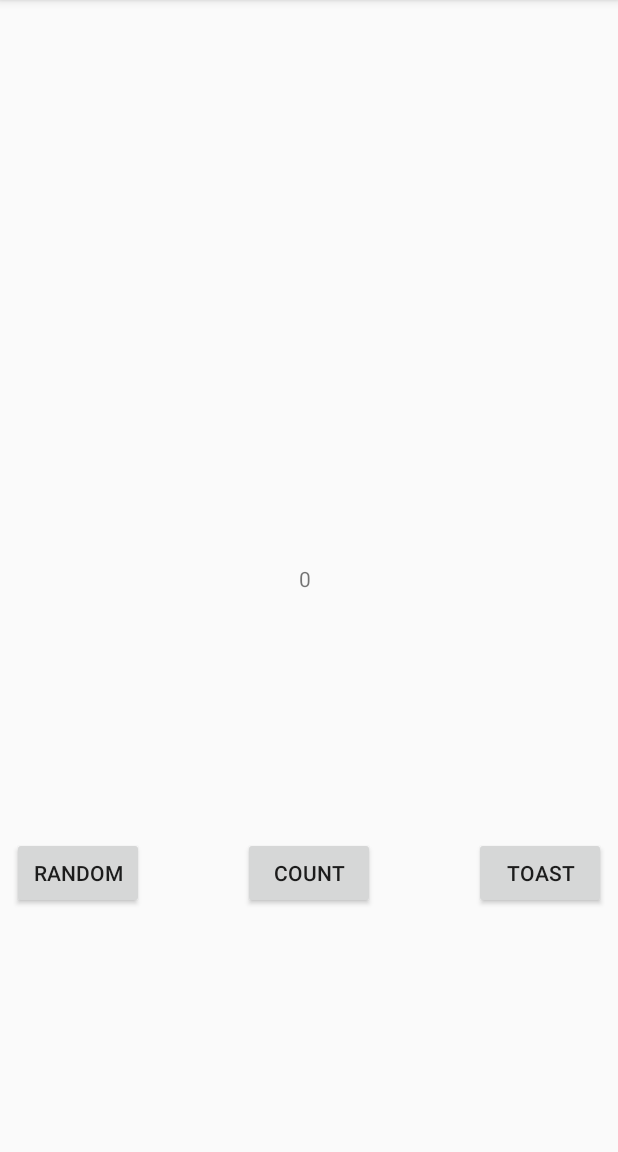
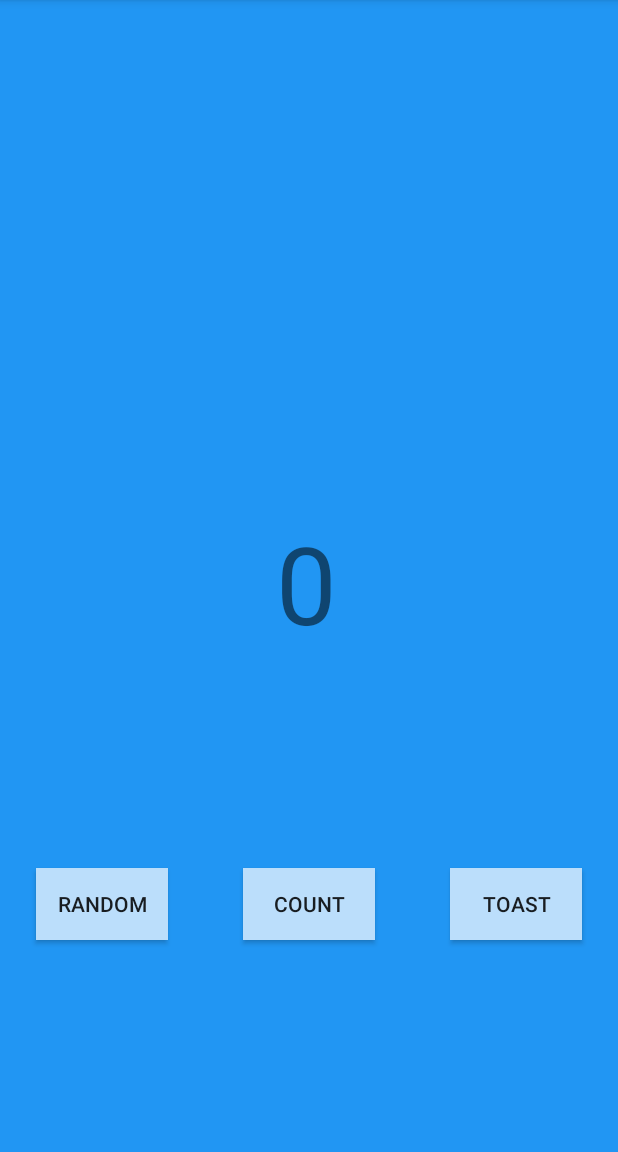
Before and after one commit to mikemedina/DemoApp, an Android app: the screen it shows after launch (MainActivity), on a phone screen of 412 x 824 dp, the part 84-1236 px from its top. Run offline under Robolectric (Android 15) with nearby library versions, the phone set to English and light mode, and no system bars; 2 statements that could not run were skipped.

Commit message:
Change button and textview styling

```diff
--- a/app/src/main/res/layout/activity_main.xml
+++ b/app/src/main/res/layout/activity_main.xml
@@ -4,58 +4,63 @@
     xmlns:tools="http://schemas.android.com/tools"
     android:layout_width="match_parent"
     android:layout_height="match_parent"
+    android:background="@color/screenBackground"
     tools:context="com.github.mikemedina.demoapp.MainActivity">
 
     <TextView
         android:layout_width="wrap_content"
         android:layout_height="wrap_content"
         android:text="0"
+        android:textSize="72sp"
         app:layout_constraintBottom_toBottomOf="parent"
         app:layout_constraintLeft_toLeftOf="parent"
         app:layout_constraintRight_toRightOf="parent"
+        android:id="@+id/textView"
+        app:layout_constraintHorizontal_bias="0.495"
         app:layout_constraintTop_toTopOf="parent"
-        android:id="@+id/textView"
-        app:layout_constraintVertical_bias="0.502"
-        app:layout_constraintHorizontal_bias="0.493" />
+        android:layout_marginTop="8dp" />
 
     <Button
         android:id="@+id/toast_button"
         android:layout_width="wrap_content"
         android:layout_height="wrap_content"
+        android:layout_marginBottom="8dp"
+        android:layout_marginEnd="24dp"
+        android:layout_marginRight="24dp"
+        android:layout_marginTop="8dp"
+        android:background="@color/buttonBackground"
         android:text="Toast"
-        android:layout_marginTop="8dp"
-        app:layout_constraintTop_toBottomOf="@+id/textView"
-        android:layout_marginRight="8dp"
-        android:layout_marginEnd="8dp"
+        app:layout_constraintBottom_toBottomOf="parent"
         app:layout_constraintRight_toRightOf="parent"
-        app:layout_constraintBottom_toBottomOf="parent"
-        android:layout_marginBottom="8dp" />
+        app:layout_constraintTop_toBottomOf="@+id/textView" />
 
     <Button
         android:id="@+id/count_button"
         android:layout_width="wrap_content"
         android:layout_height="wrap_content"
-        android:text="Count"
-        app:layout_constraintLeft_toRightOf="@+id/random_button"
+        android:layout_marginBottom="8dp"
         android:layout_marginLeft="8dp"
-        app:layout_constraintRight_toLeftOf="@+id/toast_button"
         android:layout_marginRight="8dp"
         android:layout_marginTop="8dp"
-        app:layout_constraintTop_toBottomOf="@+id/textView"
+        android:background="@color/buttonBackground"
+        android:text="Count"
         app:layout_constraintBottom_toBottomOf="parent"
-        android:layout_marginBottom="8dp" />
+        app:layout_constraintLeft_toRightOf="@+id/random_button"
+        app:layout_constraintRight_toLeftOf="@+id/toast_button"
+        app:layout_constraintTop_toBottomOf="@+id/textView" />
 
     <Button
         android:id="@+id/random_button"
         android:layout_width="wrap_content"
         android:layout_height="wrap_content"
+        android:layout_marginBottom="8dp"
+        android:layout_marginLeft="24dp"
+        android:layout_marginStart="24dp"
+        android:layout_marginTop="8dp"
+        android:background="@color/buttonBackground"
         android:text="Random"
-        android:layout_marginLeft="8dp"
-        android:layout_marginStart="8dp"
+        app:layout_constraintBottom_toBottomOf="parent"
         app:layout_constraintLeft_toLeftOf="parent"
-        android:layout_marginTop="8dp"
-        app:layout_constraintTop_toBottomOf="@+id/textView"
-        app:layout_constraintBottom_toBottomOf="parent"
-        android:layout_marginBottom="8dp" />
+        app:layout_constraintTop_toBottomOf="@+id/textView" />
 
 </android.support.constraint.ConstraintLayout>
```
